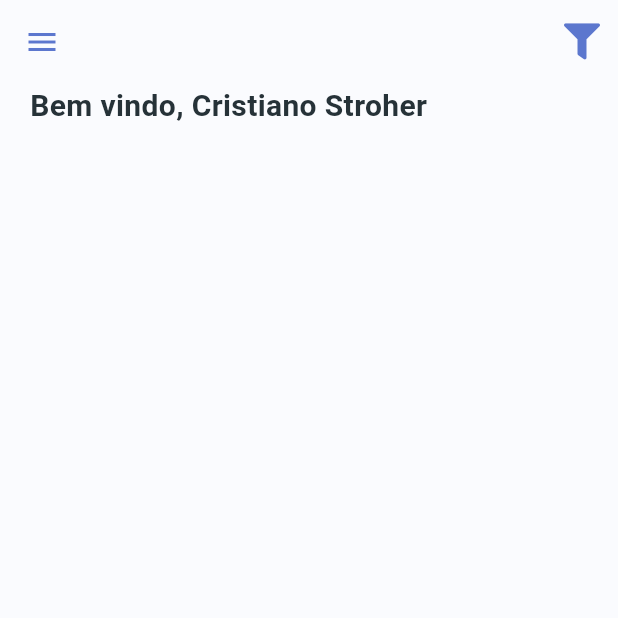
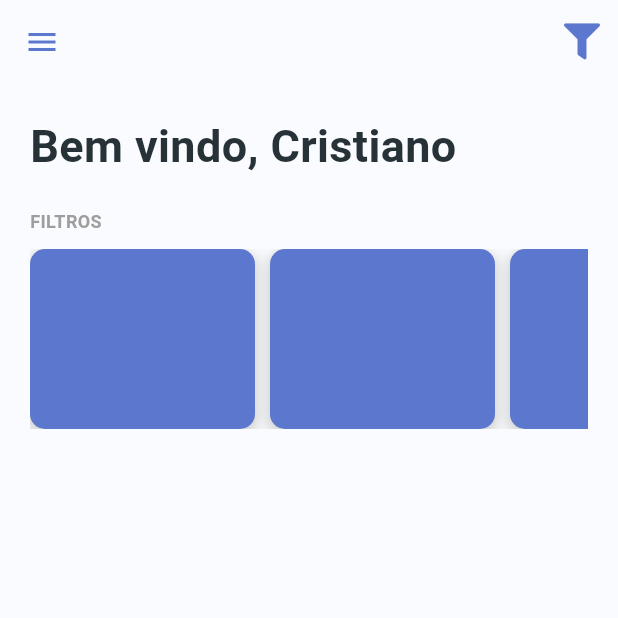
Before and after one commit to CristianoStroher/todo_list_provider, a Flutter app: the screen it shows once a user with an empty profile is signed in, on a phone screen of 412 x 824 dp, the top half of it. Run offline on Flutter 3.47's test engine with Material 3 defaults, Android fonts, the phone set to English and light mode, and no system bars; our stand-ins replace cloud_firestore, firebase_auth, firebase_core, google_fonts, google_sign_in, sign_in_button and 3 more; missing offline and left inert: flutter_overlay_loader, validatorless; accounts and stored records are empty; Roboto replaces fonts that are missing (Mandali).

Commit message:
componente filtro

```diff
--- a/lib/app/core/ui/theme_extensions.dart
+++ b/lib/app/core/ui/theme_extensions.dart
@@ -5,13 +5,14 @@ extension ThemeExtension on BuildContext {
   Color get primaryColor => Theme.of(this).primaryColor;
   Color get primaryColorLight => Theme.of(this).primaryColorLight;
   Color get primaryColorDark => Theme.of(this).primaryColorDark;
-  Color get buttonColor => Theme.of(this).buttonTheme.colorScheme?.primary ?? Colors.black; // Added line
+  TextTheme get textTheme => Theme.of(this).textTheme; //
+  // Color get buttonColor => Theme.of(this).buttonTheme.colorScheme?.primary ?? Colors.black; // Added line
   //! Explicando a alteração acima: Portanto, essa linha de código busca a cor
   //! primária do botão do tema atual. Se a cor não estiver definida
   //! ou se houver qualquer valor nulo ao longo do caminho, a cor
   //! preta será usada como um valor padrão. Isso ajuda a evitar
   //! erros de nulidade durante a execução do aplicativo.
-  TextStyle get titleLarge => const TextStyle(
+  TextStyle get titleStyle => const TextStyle(
     fontSize: 12,
     fontWeight: FontWeight.bold,
     color: Colors.grey,
--- a/lib/app/modules/home/home_page.dart
+++ b/lib/app/modules/home/home_page.dart
@@ -1,8 +1,7 @@
 import 'package:flutter/material.dart';
-import 'package:provider/provider.dart';
-import 'package:todo_list_provider/app/core/auth/auth_provider.dart';
 import 'package:todo_list_provider/app/core/ui/theme_extensions.dart';
 import 'package:todo_list_provider/app/core/ui/todo_list_icons.dart';
+import 'package:todo_list_provider/app/modules/home/widgets/filters_home.dart';
 import 'package:todo_list_provider/app/modules/home/widgets/header_home.dart';
 import 'package:todo_list_provider/app/modules/home/widgets/home_drawer.dart';
 
@@ -18,7 +17,7 @@ class HomePage extends StatelessWidget {
             backgroundColor: Colors.transparent, //cor do appbar transparente
             elevation: 0, //elevação do appbar retirdo que davá uma sombra
             actions: [
-              PopupMenuButton( //cria um menu popup no appbar
+              PopupMenuButton( //cria um menu popup no appbar para filtrar as tarefas
                 icon: const Icon(TodoListIcons.filter), //pegamos o icone do filter atraves do arquivo todo_list_icons.dart
                 itemBuilder: (_) => [ // cria os itens do menu
                   const PopupMenuItem<bool>(child: Text('Mostrar tarefas concluídas'), //cria um item do menu
@@ -44,6 +43,7 @@ class HomePage extends StatelessWidget {
                         crossAxisAlignment: CrossAxisAlignment.start, //alinhamento do widget para a esquerda
                         children: [
                           HeaderHome(), //adiciona o header_home que é um widget que criamos separado
+                          FiltersHome(),//adiciona o filters_home que é um widget que criamos separado
                         ],
                       ),)
                   ) ,
--- /dev/null
+++ b/lib/app/modules/home/widgets/filters_home.dart
@@ -0,0 +1,40 @@
+import 'package:flutter/material.dart';
+import 'package:flutter/widgets.dart';
+import 'package:todo_list_provider/app/core/ui/theme_extensions.dart';
+import 'package:todo_list_provider/app/modules/home/widgets/todo_card_filter.dart';
+class FiltersHome extends StatefulWidget {
+
+  const FiltersHome({ super.key });
+
+  @override
+  State<FiltersHome> createState() => _FiltersHomeState();
+}
+
+class _FiltersHomeState extends State<FiltersHome> {
+   @override
+   Widget build(BuildContext context) {
+       return Column(
+        crossAxisAlignment: CrossAxisAlignment.start,//alinhamento do widget para a esquerda
+        children: [
+          Text(
+            'FILTROS',
+            style: context.titleStyle,//estilo do texto
+            ),
+          const SizedBox(height: 10,),//adiciona um espaço entre os widgets
+          const SingleChildScrollView( //cria um scroll na tela
+            scrollDirection: Axis.horizontal,
+            child: Row( //cria uma linha de widgets
+              children: [
+                TodoCardFilter(), //adiciona o todo_card_filter que é um widget que criamos separado
+                TodoCardFilter(),
+                TodoCardFilter(),
+                TodoCardFilter(),
+
+
+              ],
+            ),
+          ),
+        ],
+       );
+  }
+}
--- a/lib/app/modules/home/widgets/header_home.dart
+++ b/lib/app/modules/home/widgets/header_home.dart
@@ -1,24 +1,32 @@
 import 'package:flutter/material.dart';
-import 'package:todo_list_provider/app/core/ui/theme_extensions.dart';
-
+import 'package:provider/provider.dart';
+import 'package:todo_list_provider/app/core/auth/auth_provider.dart';
 
 class HeaderHome extends StatelessWidget {
 
+// essa classe é um widget que cria um texto de boas vindas na tela inicial do app
   const HeaderHome({ super.key });
 
    @override
    Widget build(BuildContext context) {
-       return const Row(
+       return Row(
         children: [
-          Text(
-            'Bem vindo, Cristiano Stroher',
-            style: TextStyle(
-              fontSize: 20,
-              fontWeight: FontWeight.bold,
-              color: Color(0xFF263238),
-            ),
+          Padding(
+            padding: const EdgeInsets.symmetric(vertical: 20),
+            child: Selector<AuthProvider, String>( //esse widget serve para pegar um valor do provider e atualizar o widget quando esse valor mudar
+              selector: (context, authProvider) => authProvider.user?.displayName ?? "Não Informado", //esse é o valor que vamos pegar do provider
+              builder: (_, value, __) { //esse é o builder que vai criar o widget
+              return const Text( //cria um texto
+                  'Bem vindo, Cristiano',
+                  style: TextStyle(
+                    fontSize: 30,
+                    fontWeight: FontWeight.bold,
+                    color: Color(0xFF263238),
+                  ),
+                );
+            },
+                     ),
           ),
-
         ],
 
 
--- a/lib/app/modules/home/widgets/home_drawer.dart
+++ b/lib/app/modules/home/widgets/home_drawer.dart
@@ -1,6 +1,5 @@
 import 'package:flutter/material.dart';
 import 'package:flutter/widgets.dart';
-import 'package:flutter_overlay_loader/flutter_overlay_loader.dart';
 import 'package:provider/provider.dart';
 import 'package:todo_list_provider/app/core/auth/auth_provider.dart';
 import 'package:todo_list_provider/app/core/ui/messages.dart';
@@ -46,7 +45,7 @@ class HomeDrawer extends StatelessWidget {
                           builder: (_, value, __) { //cria o texto do nome do usuario
                             return Text(
                               value, //valor do nome do usuario que ele pega no cadastro do google
-                              style: context.titleLarge, //estilo do texto que busca no arquivo theme_extensions.dart
+                              style: context.titleStyle, //estilo do texto que busca no arquivo theme_extensions.dart
                             );
                         }),
                     ),
--- /dev/null
+++ b/lib/app/modules/home/widgets/todo_card_filter.dart
@@ -0,0 +1,30 @@
+import 'package:flutter/material.dart';
+import 'package:todo_list_provider/app/core/ui/theme_extensions.dart';
+
+class TodoCardFilter extends StatelessWidget {
+
+  const TodoCardFilter({ super.key });
+
+   @override
+   Widget build(BuildContext context) {
+       return Container(
+        constraints: const BoxConstraints(
+          minHeight: 120,
+          minWidth: 150,
+        ),
+        margin: const EdgeInsets.only(right: 10), //adiciona uma margem no container
+        decoration: BoxDecoration(
+          color: context.primaryColor, //muda a cor do container para a cor primária do tema
+          borderRadius: BorderRadius.circular(10), //borda arredondada
+          boxShadow: [ //adiciona uma sombra no container
+            BoxShadow(
+              color: Colors.grey.withOpacity(0.5), //cor da sombra
+              spreadRadius: 1, //raio de espalhamento da sombra
+              blurRadius: 7, //raio de desfoque da sombra
+              offset: const Offset(0, 3), // changes position of shadow
+            ),
+          ],
+        ),
+       );
+   }
+}
```
